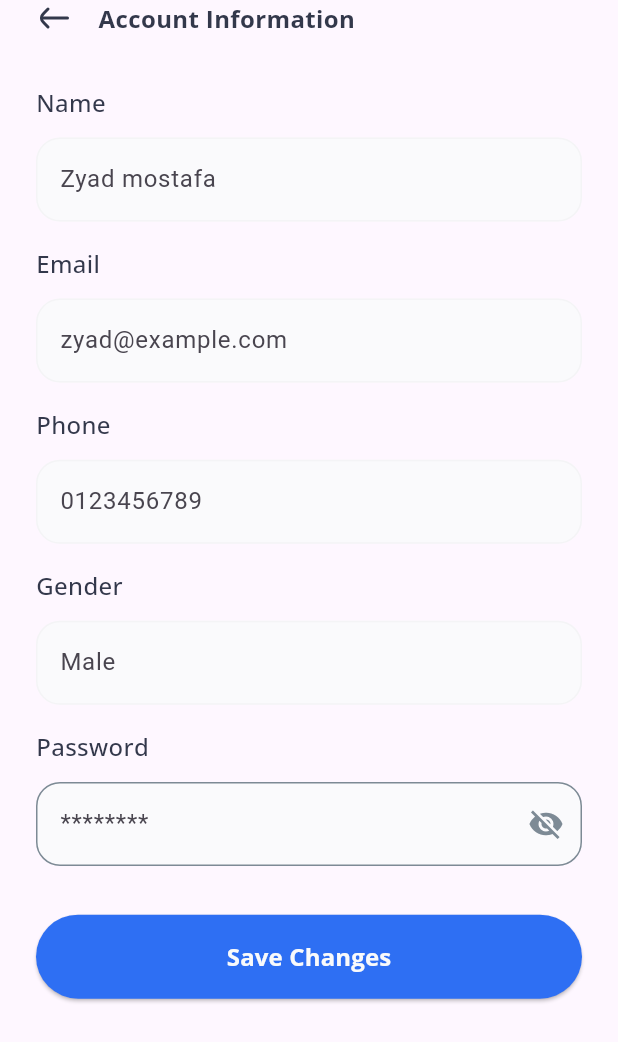
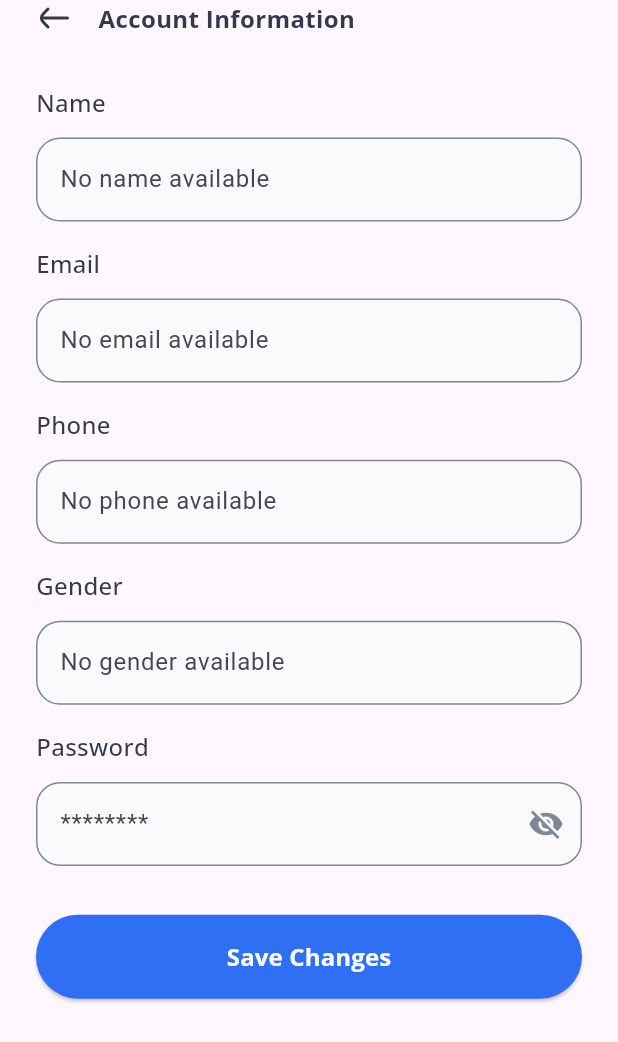
Before and after one commit to zyaddmostafa/MediLink, a Flutter app: the EditProfileScreen screen opened by its route, on a phone screen of 412 x 824 dp. Shown: the top 1042 px of the screen. Run offline on Flutter 3.47's test engine with Material 3 defaults, Android fonts, the light colour scheme and no system bars; our stand-ins replace bloc, dio, firebase_core, firebase_messaging, flutter_bloc, flutter_local_notifications and 14 more; missing offline and left inert: flutter_inappwebview; accounts and stored records are empty; generated files the repository leaves out were written again; network calls fail.

Commit message:
Implement user profile management with Hive integration and update UI components

```diff
--- a/lib/core/routing/app_route.dart
+++ b/lib/core/routing/app_route.dart
@@ -17,7 +17,8 @@ import '../../feature/home/presentation/screens/search_screen.dart';
 import '../../feature/home/presentation/screens/home_screen.dart';
 import '../../feature/home/presentation/screens/see_all_categories_screen.dart';
 import '../../feature/home/presentation/screens/see_all_doctors_screen.dart';
-import '../../feature/navigation/main_navigation_screen.dart';
+import '../../feature/navigation/main_navigation.dart';
+import '../../feature/profile/presentation/cubit/user_cubit.dart';
 import '../../feature/profile/presentation/screens/edit_profile_screen.dart';
 import '../di/dependency_injection.dart';
 import '../paymob/paymob_getway.dart';
@@ -42,8 +43,8 @@ class AppRoute {
         );
       case Routes.signUpScreen:
         return MaterialPageRoute(
-          builder: (_) => BlocProvider.value(
-            value: getIt<AuthCubit>(),
+          builder: (_) => BlocProvider(
+            create: (context) => getIt<AuthCubit>(),
             child: const SignUpScreen(),
           ),
         );
@@ -51,14 +52,19 @@ class AppRoute {
       case Routes.setPasswordScreen:
         final Map<String, dynamic> signupData = args as Map<String, dynamic>;
         return MaterialPageRoute(
-          builder: (_) => BlocProvider.value(
-            value: getIt<AuthCubit>(),
+          builder: (_) => BlocProvider(
+            create: (context) => getIt<AuthCubit>(),
             child: SetPasswordScreen(signupData: signupData),
           ),
         );
 
       case Routes.mainNavigation:
-        return MaterialPageRoute(builder: (_) => const MainNavigationScreen());
+        return MaterialPageRoute(
+          builder: (_) => BlocProvider(
+            create: (context) => UserCubit(getIt()),
+            child: const MainNavigation(),
+          ),
+        );
 
       case Routes.homeScreen:
         return MaterialPageRoute(
@@ -164,7 +170,7 @@ class AppRoute {
         );
 
       case Routes.editProfileScreen:
-        return MaterialPageRoute(builder: (_) => const EditProfileScreen());
+        return MaterialPageRoute(builder: (_) => EditProfileScreen());
       case Routes.notificationScreen:
         return MaterialPageRoute(builder: (_) => const NotificationScreen());
       default:
--- a/lib/core/widgets/custom_text_from_field.dart
+++ b/lib/core/widgets/custom_text_from_field.dart
@@ -28,10 +28,10 @@ class CustomTextFormField extends StatelessWidget {
       decoration: InputDecoration(
         border: OutlineInputBorder(
           borderRadius: BorderRadius.circular(16),
-          borderSide: const BorderSide(color: AppColor.blueGrey),
+          borderSide: const BorderSide(color: AppColor.grey),
         ),
         enabledBorder: OutlineInputBorder(
-          borderSide: const BorderSide(color: AppColor.blueGrey),
+          borderSide: const BorderSide(color: AppColor.grey),
           borderRadius: BorderRadius.circular(16),
         ),
         focusedBorder: OutlineInputBorder(
--- a/lib/feature/home/presentation/widgets/doctors/schedule_time_grid.dart
+++ b/lib/feature/home/presentation/widgets/doctors/schedule_time_grid.dart
@@ -3,8 +3,8 @@ import '../../../../../core/helpers/doctors_helper.dart';
 import '../doctor_info/schedule_time_item.dart';
 
 class ScheduleTimeGrid extends StatefulWidget {
-  final String startTime; // e.g., "09:00"
-  final String endTime; // e.g., "17:00"
+  final String startTime;
+  final String endTime;
   final Function(String)? onTimeSelected;
   final String? selectedTime;
 
--- a/lib/feature/home/presentation/widgets/home_header.dart
+++ b/lib/feature/home/presentation/widgets/home_header.dart
@@ -7,6 +7,7 @@ import '../../../../core/helpers/app_assets.dart';
 import '../../../../core/helpers/spacing.dart';
 import '../../../../core/theme/app_color.dart';
 import '../../../../core/theme/app_text_styles.dart';
+import '../../../profile/data/local/user_local_service.dart';
 import '../../data/local/notification_local_service.dart';
 
 class HomeHeader extends StatelessWidget {
@@ -16,6 +17,7 @@ class HomeHeader extends StatelessWidget {
 
   @override
   Widget build(BuildContext context) {
+    final userInfo = getIt<UserLocalService>().getUser();
     return Row(
       children: [
         Column(
@@ -25,7 +27,7 @@ class HomeHeader extends StatelessWidget {
               'Welcome Back',
               style: AppTextStyles.font14Medium.copyWith(color: AppColor.grey),
             ),
-            Text('Zyad Mostafa', style: AppTextStyles.font18Bold),
+            Text(userInfo?.name ?? '', style: AppTextStyles.font18Bold),
           ],
         ),
         const Spacer(),
--- a/lib/feature/navigation/widgets/nav_item.dart
+++ b/lib/feature/navigation/widgets/nav_item.dart
@@ -31,7 +31,7 @@ class NavItem extends StatelessWidget {
 
     return GestureDetector(
       onTap: () => onTabTapped(index),
-      behavior: HitTestBehavior.opaque,
+      behavior: HitTestBehavior.translucent,
       child: Container(
         padding: const EdgeInsets.symmetric(horizontal: 12, vertical: 8),
 
--- a/lib/feature/profile/data/apis/user_api_service.dart
+++ b/lib/feature/profile/data/apis/user_api_service.dart
@@ -3,7 +3,7 @@ import 'package:retrofit/error_logger.dart';
 import 'package:retrofit/http.dart';
 
 import '../../../../core/api_helpers/api_constants.dart';
-import '../model/get_user_response.dart';
+import '../model/user_response.dart';
 import '../model/update_user_request.dart';
 
 part 'user_api_service.g.dart';
--- /dev/null
+++ b/lib/feature/profile/data/local/user_local_service.dart
@@ -0,0 +1,21 @@
+import '../../../../core/Hive/hive_service.dart';
+import '../model/user_response.dart';
+
+class UserLocalService extends HiveService<UserModel> {
+  UserLocalService();
+
+  @override
+  String get boxName => 'userBox';
+
+  Future<void> saveUser(UserModel user) async {
+    await put('user', user);
+  }
+
+  UserModel? getUser() {
+    return get('user');
+  }
+
+  Future<void> deleteUser() async {
+    await clear();
+  }
+}
--- a/lib/feature/profile/data/model/get_user_response.dart
+++ b/lib/feature/profile/data/model/user_response.dart
@@ -1,13 +1,14 @@
+import 'package:hive/hive.dart';
 import 'package:json_annotation/json_annotation.dart';
 
-part 'get_user_response.g.dart';
+part 'user_response.g.dart';
 
 @JsonSerializable()
 class UserResponse {
-  final int message;
+  final String message;
   @JsonKey(name: 'data')
   final List<UserModel> userdata;
-  final String status;
+  final bool status;
   final int code;
 
   UserResponse({
@@ -24,11 +25,17 @@ class UserResponse {
 }
 
 @JsonSerializable()
+@HiveType(typeId: 7)
 class UserModel {
-  final String id;
+  @HiveField(0)
+  final int id;
+  @HiveField(1)
   final String name;
+  @HiveField(2)
   final String email;
+  @HiveField(3)
   final String phone;
+  @HiveField(4)
   final String gender;
 
   UserModel({
--- a/lib/feature/profile/presentation/cubit/user_state.dart
+++ b/lib/feature/profile/presentation/cubit/user_state.dart
@@ -7,10 +7,10 @@ final class UserInitial extends UserState {}
 
 final class UserLoading extends UserState {}
 
-final class UserLoaded extends UserState {
+final class UserSuccess extends UserState {
   final UserModel user;
 
-  UserLoaded(this.user);
+  UserSuccess(this.user);
 }
 
 final class UserError extends UserState {
--- a/lib/feature/profile/presentation/widgets/account_info.dart
+++ b/lib/feature/profile/presentation/widgets/account_info.dart
@@ -1,11 +1,13 @@
 import 'package:flutter/material.dart';
 import 'package:font_awesome_flutter/font_awesome_flutter.dart';
 
+import '../../../../core/di/dependency_injection.dart';
 import '../../../../core/helpers/extentions.dart';
 import '../../../../core/helpers/spacing.dart';
 import '../../../../core/routing/routes.dart';
 import '../../../../core/theme/app_color.dart';
 import '../../../../core/theme/app_text_styles.dart';
+import '../../data/local/user_local_service.dart';
 import 'account_info_item.dart';
 
 class AccountInfo extends StatelessWidget {
@@ -13,6 +15,8 @@ class AccountInfo extends StatelessWidget {
 
   @override
   Widget build(BuildContext context) {
+    final user = getIt<UserLocalService>().getUser();
+
     return Column(
       crossAxisAlignment: CrossAxisAlignment.start,
       children: [
@@ -21,27 +25,27 @@ class AccountInfo extends StatelessWidget {
         Column(
           spacing: 16,
           children: [
-            const AccountInfoItem(
+            AccountInfoItem(
               title: 'Name',
-              value: 'Zyad Mostafa',
+              value: user?.name ?? 'No name available',
               icon: Icons.person,
             ),
 
-            const AccountInfoItem(
+            AccountInfoItem(
               title: 'Email',
-              value: 'zyadmostafa@gmail.com',
+              value: user?.email ?? 'No email available',
               icon: Icons.email,
             ),
 
-            const AccountInfoItem(
+            AccountInfoItem(
               title: 'Phone',
-              value: '+1234567890',
+              value: user?.phone ?? 'No phone available',
               icon: Icons.phone,
             ),
 
-            const AccountInfoItem(
+            AccountInfoItem(
               title: 'Gender',
-              value: 'Male',
+              value: user?.gender ?? 'No gender available',
               icon: FontAwesomeIcons.marsAndVenus,
             ),
 
--- a/lib/feature/profile/presentation/widgets/edit_profile_body.dart
+++ b/lib/feature/profile/presentation/widgets/edit_profile_body.dart
@@ -1,38 +1,49 @@
 import 'package:flutter/material.dart';
 
+import '../../../../core/di/dependency_injection.dart';
 import '../../../../core/helpers/spacing.dart';
 import '../../../../core/model/button_properties_model.dart';
 import '../../../../core/widgets/custom_elevated_button.dart';
 import '../../../../core/widgets/custom_text_from_field.dart';
 import '../../../../core/widgets/label_and_text_filed.dart';
 import '../../../auth/presentation/widgets/password_text_from_field.dart';
+import '../../data/local/user_local_service.dart';
 
 class EditProfileBody extends StatelessWidget {
   const EditProfileBody({super.key});
 
   @override
   Widget build(BuildContext context) {
+    final userinfo = getIt<UserLocalService>().getUser();
     return Column(
       children: [
-        const LabelAndTextField(
+        LabelAndTextField(
           label: 'Name',
-          textFormField: CustomTextFormField(hintText: 'Zyad mostafa'),
+          textFormField: CustomTextFormField(
+            hintText: userinfo?.name ?? 'No name available',
+          ),
         ),
         verticalSpacing(16),
-        const LabelAndTextField(
+        LabelAndTextField(
           label: 'Email',
-          textFormField: CustomTextFormField(hintText: 'zyad@example.com'),
+          textFormField: CustomTextFormField(
+            hintText: userinfo?.email ?? 'No email available',
+          ),
         ),
 
         verticalSpacing(16),
-        const LabelAndTextField(
+        LabelAndTextField(
           label: 'Phone',
-          textFormField: CustomTextFormField(hintText: '0123456789'),
+          textFormField: CustomTextFormField(
+            hintText: userinfo?.phone ?? 'No phone available',
+          ),
         ),
         verticalSpacing(16),
-        const LabelAndTextField(
+        LabelAndTextField(
           label: 'Gender',
-          textFormField: CustomTextFormField(hintText: 'Male'),
+          textFormField: CustomTextFormField(
+            hintText: userinfo?.gender ?? 'No gender available',
+          ),
         ),
         verticalSpacing(16),
         LabelAndTextField(
--- a/lib/feature/profile/presentation/widgets/user_image_and_name.dart
+++ b/lib/feature/profile/presentation/widgets/user_image_and_name.dart
@@ -1,20 +1,23 @@
 import 'package:flutter/material.dart';
 import 'package:flutter_screenutil/flutter_screenutil.dart';
 
+import '../../../../core/di/dependency_injection.dart';
 import '../../../../core/helpers/app_assets.dart';
 import '../../../../core/helpers/spacing.dart';
 import '../../../../core/theme/app_text_styles.dart';
+import '../../data/local/user_local_service.dart';
 
 class UserImageAndName extends StatelessWidget {
   const UserImageAndName({super.key});
 
   @override
   Widget build(BuildContext context) {
+    final userInfo = getIt<UserLocalService>().getUser();
     return Column(
       children: [
         Image.asset(Assets.imagesUser, height: 110.h),
         verticalSpacing(8),
-        Text('Zyad Mostafa', style: AppTextStyles.font18Bold),
+        Text(userInfo?.name ?? 'User', style: AppTextStyles.font18Bold),
       ],
     );
   }
```
Also changed, not shown: lib/core/Hive/hive_initialization_service.dart (+16 -6 lines), lib/core/api_helpers/dio_factory.dart (+1 -1 lines), lib/core/di/dependency_injection.dart (+7 -1 lines), lib/feature/navigation/main_navigation.dart (renamed from lib/feature/navigation/main_navigation_screen.dart, +25 -27 lines), lib/feature/profile/data/repo/user_repo.dart (+13 -4 lines), lib/feature/profile/presentation/cubit/user_cubit.dart (+6 -9 lines), lib/core/Hive/hive_data_migration.dart (deleted), lib/feature/auth/data/models/login_request_body.g.dart, lib/feature/checkout/presentation/widgets/payment_method_widget.dart (added).
